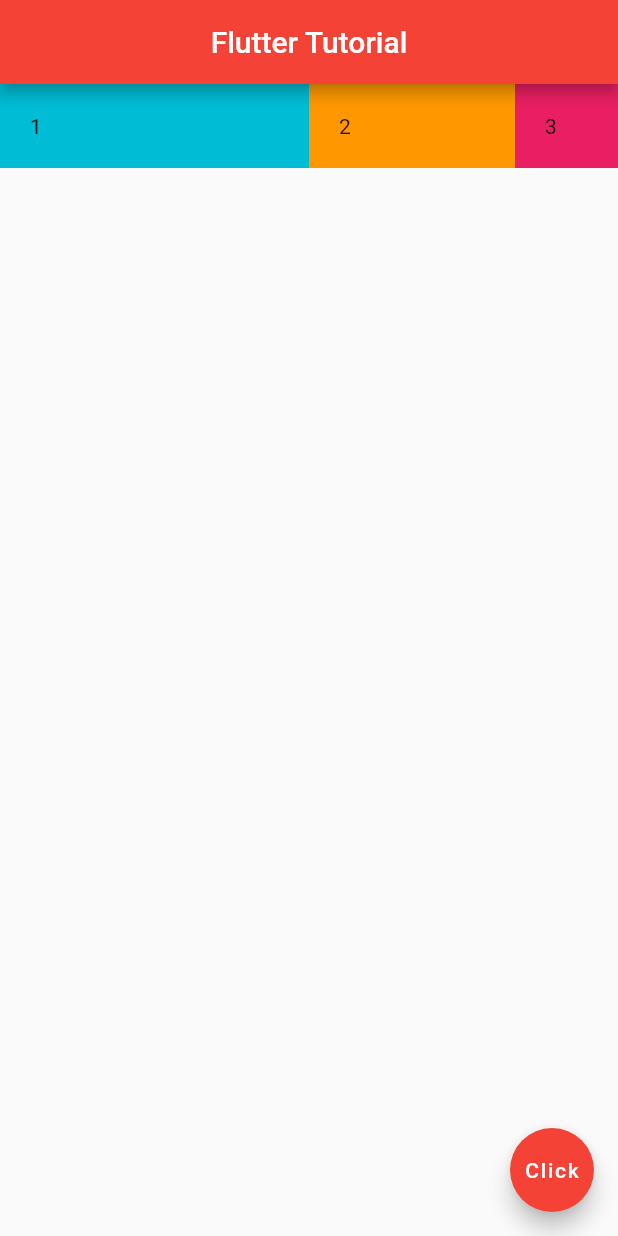
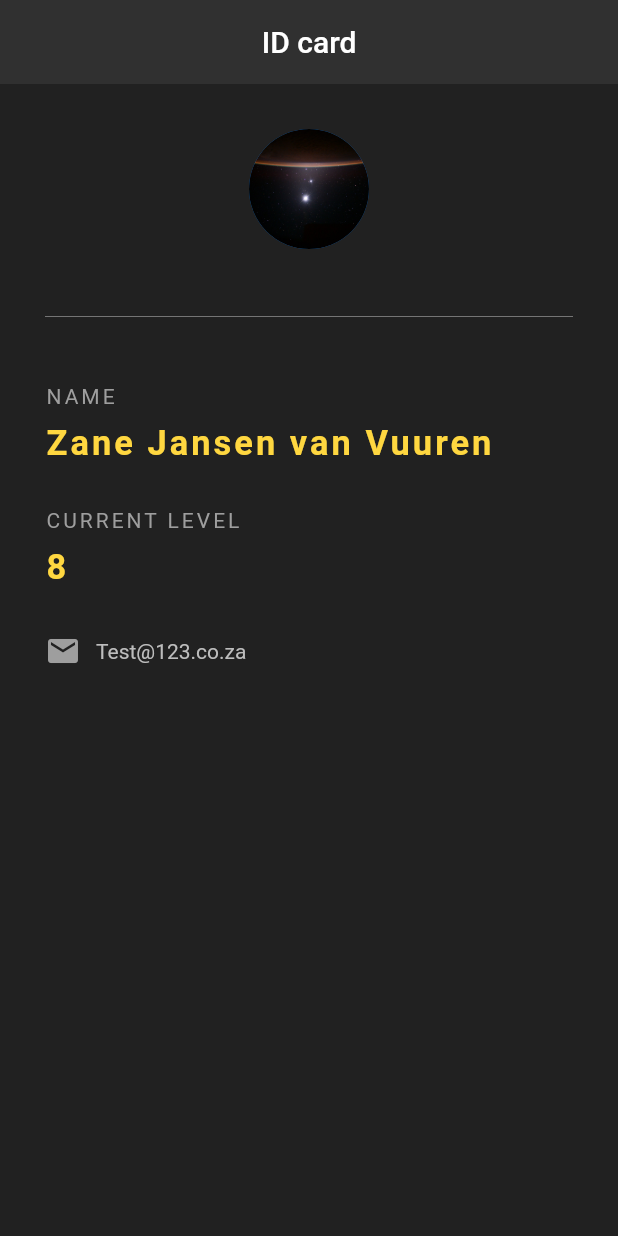
Before and after one commit to Zane97/flutter_tut, a Flutter app: the screen it shows after launch, on a phone screen of 412 x 824 dp. Run offline on Flutter 3.47's test engine with Material 2 defaults, Android fonts, the phone set to English and light mode, and no system bars; missing offline and left inert: dart:ffi.

Commit message:
Finished tutorial 15 of the net ninja series. Building a simple card ID app.

```diff
--- a/lib/main.dart
+++ b/lib/main.dart
@@ -1,59 +1,121 @@
+import 'dart:ffi';
+
 import 'package:flutter/material.dart';
 
 void main() {
   runApp(MaterialApp(
-    home: Home(),
+    home: Card(),
   ));
 }
 
-class Home extends StatelessWidget {
-  const Home({Key? key}) : super(key: key);
+class Card extends StatelessWidget {
+  const Card({Key? key}) : super(key: key);
 
   @override
   Widget build(BuildContext context) {
     return Scaffold(
+      backgroundColor: Colors.grey[900],
+
       appBar: AppBar(
-        title: Text("Flutter Tutorial"),
+        title: Text("ID card"),
         centerTitle: true,
-        backgroundColor: Colors.red,
+        backgroundColor: Colors.grey[850],
+        elevation: 0,
       ),
 
-      body: Row(
+      body: Padding(
+        padding: EdgeInsets.all(30.0),
+        child: Column(
+          crossAxisAlignment: CrossAxisAlignment.start,
 
+          children: [
+            Center(
+              child: CircleAvatar(
+                backgroundImage: AssetImage('assets/space1.jpg'),
+                radius: 40
+              ),
+            ),
 
-        children: [
-          Expanded(
-            flex: 3,
-            child: Container(
-              padding: EdgeInsets.all(20.0),
-              color: Colors.cyan,
-              child: Text("1"),
+            Divider(
+              height: 90.0,
+              color: Colors.grey[600],
             ),
-          ),
-          Expanded(
-            flex: 2,
-            child: Container(
-              padding: EdgeInsets.all(20.0),
-              color: Colors.orange,
-              child: Text("2"),
+
+            Text(
+              "NAME",
+              style: TextStyle(
+                color: Colors.grey,
+                letterSpacing: 2.0,
+              )
             ),
-          ),
-          Expanded(
-            flex: 1,
-            child: Container(
-              padding: EdgeInsets.all(20.0),
-              color: Colors.pink,
-              child: Text("3"),
+
+            SizedBox(
+              height: 10.0,
             ),
-          ),
-        ],
-      ),
 
-      floatingActionButton: FloatingActionButton(
-        onPressed: null,
-        backgroundColor: Colors.red,
-        child: Text("Click"),
-      ),
+            Text(
+                "Zane Jansen van Vuuren",
+                style: TextStyle(
+                  color: Colors.amberAccent,
+                  letterSpacing: 2.0,
+                  fontSize: 23.0,
+                  fontWeight: FontWeight.bold,
+                )
+            ),
+
+            SizedBox(
+              height: 30.0,
+            ),
+
+            Text(
+                "CURRENT LEVEL",
+                style: TextStyle(
+                  color: Colors.grey,
+                  letterSpacing: 2.0,
+                )
+            ),
+
+            SizedBox(
+              height: 10.0,
+            ),
+
+            Text(
+                "8",
+                style: TextStyle(
+                  color: Colors.amberAccent,
+                  letterSpacing: 2.0,
+                  fontSize: 23.0,
+                  fontWeight: FontWeight.bold,
+                )
+            ),
+
+            SizedBox(
+              height: 30.0,
+            ),
+
+            Row(
+              children: [
+                Icon(
+                  Icons.email,
+                  color: Colors.grey,
+                ),
+
+                SizedBox(
+                  width: 10.0,
+                ),
+
+                Text(
+                  "Test@123.co.za",
+                  style: TextStyle(
+                    color: Colors.grey[400],
+                  ),
+                )
+              ],
+            )
+
+          ],
+        )
+      )
 
     );
   }
```
